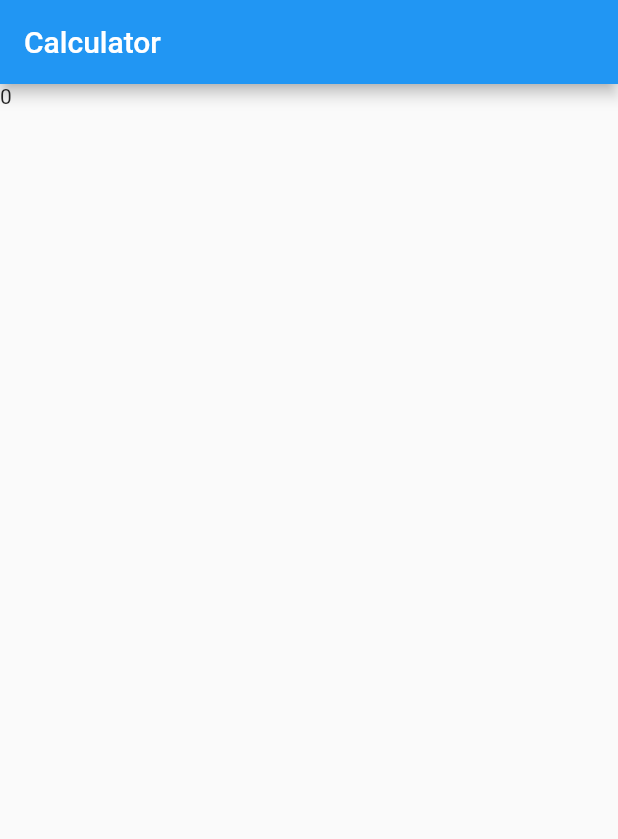
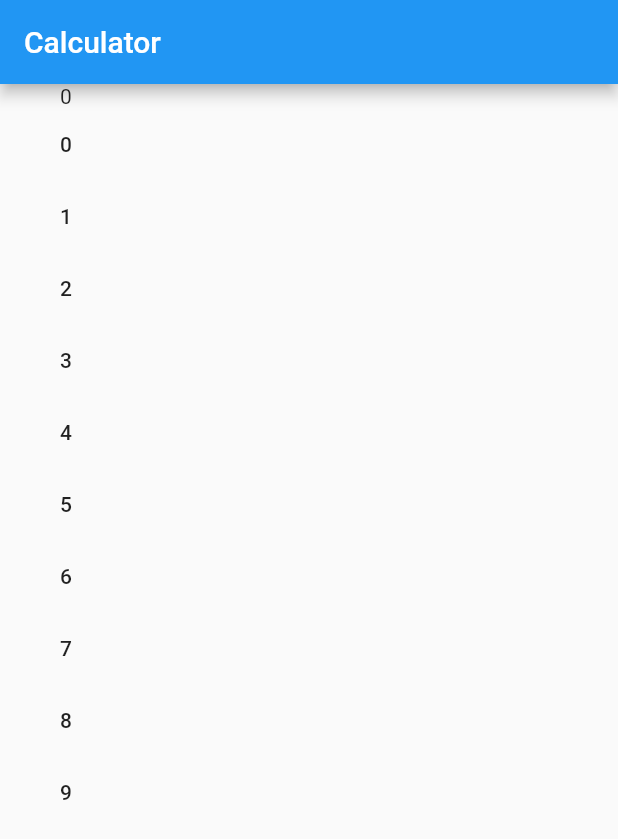
Before and after one commit to SamUndefined/adding_calculator, a Flutter app: the screen it shows after launch, on a phone screen of 412 x 824 dp. Shown: the top 839 px of the screen. Run offline on Flutter 3.47's test engine with Material 2 defaults, Android fonts, the phone set to English and light mode, and no system bars.

Commit message:
Add 0-9 buttons

```diff
--- a/lib/main.dart
+++ b/lib/main.dart
@@ -28,6 +28,76 @@ class HomePage extends StatelessWidget {
             message: 'Output',
             child: Text('0'),
           ),
+          Tooltip(
+            message: 'Zero',
+            child: FlatButton(
+              child: Text('0'),
+              onPressed: () => {},
+            ),
+          ),
+          Tooltip(
+            message: 'One',
+            child: FlatButton(
+              child: Text('1'),
+              onPressed: () => {},
+            ),
+          ),
+          Tooltip(
+            message: 'Two',
+            child: FlatButton(
+              child: Text('2'),
+              onPressed: () => {},
+            ),
+          ),
+          Tooltip(
+            message: 'Three',
+            child: FlatButton(
+              child: Text('3'),
+              onPressed: () => {},
+            ),
+          ),
+          Tooltip(
+            message: 'Four',
+            child: FlatButton(
+              child: Text('4'),
+              onPressed: () => {},
+            ),
+          ),
+          Tooltip(
+            message: 'Five',
+            child: FlatButton(
+              child: Text('5'),
+              onPressed: () => {},
+            ),
+          ),
+          Tooltip(
+            message: 'Six',
+            child: FlatButton(
+              child: Text('6'),
+              onPressed: () => {},
+            ),
+          ),
+          Tooltip(
+            message: 'Seven',
+            child: FlatButton(
+              child: Text('7'),
+              onPressed: () => {},
+            ),
+          ),
+          Tooltip(
+            message: 'Eight',
+            child: FlatButton(
+              child: Text('8'),
+              onPressed: () => {},
+            ),
+          ),
+          Tooltip(
+            message: 'Nine',
+            child: FlatButton(
+              child: Text('9'),
+              onPressed: () => {},
+            ),
+          ),
         ],
       ),
     );
```
Also changed, not shown: 1 other file.
